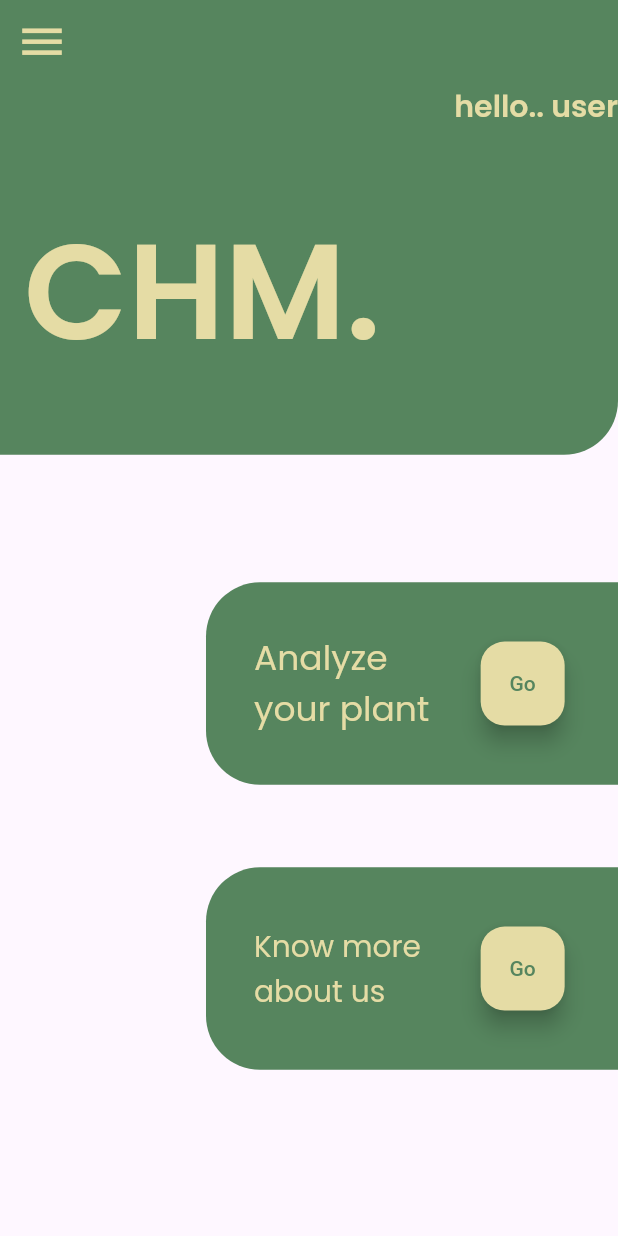
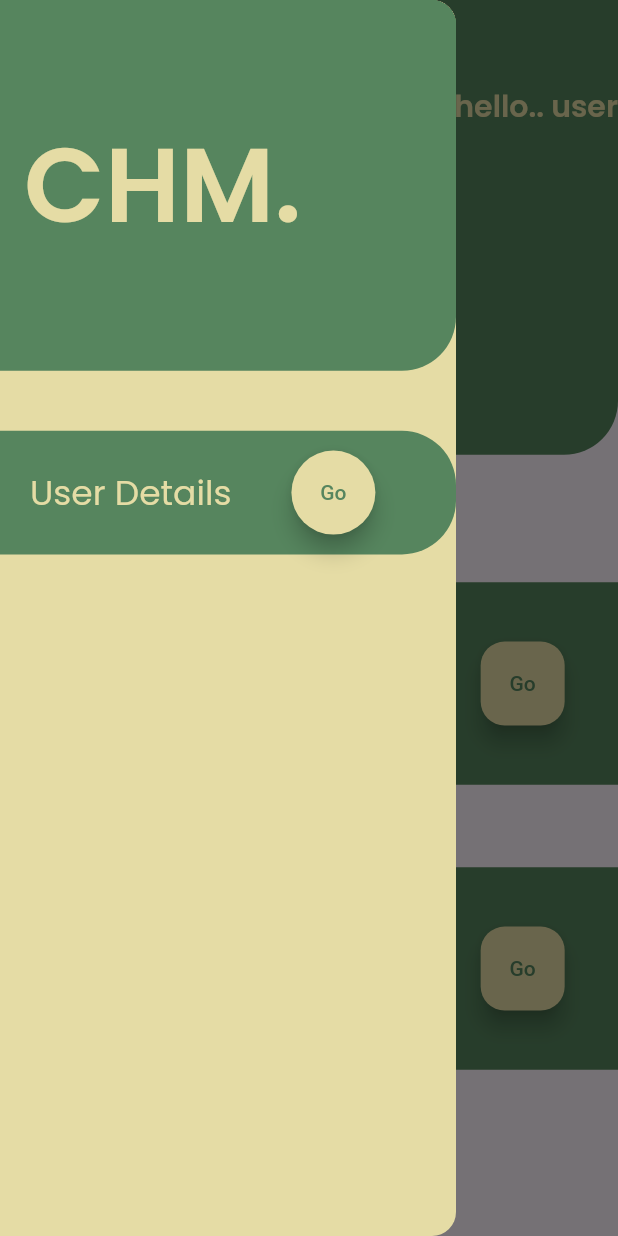
Before and after one commit to HemanthGaddey/Crop-health-monitor-app, a Flutter app: the HomeScreen screen opened by its route, with the side drawer open (before the commit the screen has no drawer), on a phone screen of 412 x 824 dp. Run offline on Flutter 3.47's test engine with Material 2 defaults, Android fonts, the phone set to English and light mode, and no system bars; our stand-ins replace firebase_auth, firebase_core, flutter_svg, go_router, google_fonts, image_picker; missing offline and left inert: firebase_ui_auth; accounts and stored records are empty.

Commit message:
added hamburger menu

```diff
--- a/lib/main.dart
+++ b/lib/main.dart
@@ -75,18 +75,18 @@ final _router = GoRouter(
               ],
             );
           },
-          // routes: [
-          //   GoRoute(
-          //     path: 'forgot-password',
-          //     builder: (context, state) {
-          //       final arguments = state.queryParameters;
-          //       return ForgotPasswordScreen(
-          //         email: arguments['email'],
-          //         headerMaxExtent: 200,
-          //       );
-          //     },
-          //   ),
-          // ],
+          routes: [
+            GoRoute(
+              path: 'forgot-password',
+              builder: (context, state) {
+                final arguments = state.uri.queryParameters;
+                return ForgotPasswordScreen(
+                  email: arguments['email'],
+                  headerMaxExtent: 200,
+                );
+              },
+            ),
+          ],
         ),
         GoRoute(
           path: 'home',
--- a/lib/pages/home_screen.dart
+++ b/lib/pages/home_screen.dart
@@ -1,5 +1,6 @@
 import 'package:flutter/material.dart';
 import 'package:flutter_svg/svg.dart';
+import 'package:go_router/go_router.dart';
 import 'package:google_fonts/google_fonts.dart';
 import './widgets.dart';
 
@@ -11,15 +12,105 @@ class HomeScreen extends StatefulWidget {
 }
 
 class _HomeScreenState extends State<HomeScreen> {
+  final GlobalKey<ScaffoldState> _scaffoldKey = GlobalKey<ScaffoldState>();
   @override
   Widget build(BuildContext context) {
     Size size = MediaQuery.of(context).size;
     return Scaffold(
+      key: _scaffoldKey,
+      drawer: Drawer(
+        backgroundColor: Color.fromARGB(255,229,220,165),
+        child: ListView(
+          children: [
+            Container(
+              height: size.height*0.3,
+              width: double.maxFinite,
+              decoration: const BoxDecoration(
+                      color: Color.fromARGB(255, 86,133,94),
+                      borderRadius: BorderRadius.only(
+                        // bottomLeft: Radius.circular(36),
+                        bottomRight: Radius.circular(36)
+                      )
+              ),
+              child:
+              Expanded(
+                child: Align(
+                  alignment: Alignment.centerLeft,
+                  child: Padding(
+                    padding: EdgeInsets.only(left: 16.0),
+                    child: Text(
+                      'CHM.',
+                      textAlign: TextAlign.left,
+                      style: GoogleFonts.poppins(
+                              fontWeight: FontWeight.w600,
+                              fontSize: 70,
+                              color: Color.fromARGB(255,229,220,165)
+                      )
+                    ),
+                  ),
+                ),
+              ),
+            ),
+            Flexible(
+              child: Container(
+                height: 40,
+              ),
+            ),
+            Container(
+              height: size.height*0.1,
+              decoration: const BoxDecoration(
+                color: Color.fromARGB(255, 86,133,94),
+                borderRadius: BorderRadius.only(
+                  topRight: Radius.circular(36),
+                  bottomRight: Radius.circular(36)
+                )
+              ),
+              child: Row(
+                children: [
+                  Flexible(
+                    flex: 2,
+                    child: Container(
+                      child: Padding(
+                        padding: const EdgeInsets.only(left: 20),
+                        child: Text(
+                          "User Details",
+                          style: GoogleFonts.poppins(
+                                color: Color.fromARGB(255, 229,220,165),
+                                fontSize: 23,
+                                fontWeight: FontWeight.w400
+                              ),
+                        ),
+                      ),
+                    ),
+                  ),
+                  Flexible(
+                    flex: 1,
+                    child: Padding(
+                      padding: const EdgeInsets.only(left: 40),
+                      child: FloatingActionButton(
+                      onPressed: () {
+                        context.push("/profile");
+                      },
+                      backgroundColor: Color.fromARGB(255, 229,220,165),
+                      foregroundColor: Color.fromARGB(255, 86,133,94),
+                      shape: RoundedRectangleBorder(
+                        borderRadius: BorderRadius.circular(90.0), // Adjust the radius as needed
+                      ),
+                      child: Text("Go"),
+                                      ),
+                    ),
+                  )
+                ],
+              ),
+            )
+          ],
+        ),
+      ),
       appBar: AppBar(
         elevation: 0,
         backgroundColor: Color.fromARGB(255, 86,133,94),
         leading: IconButton(
-          onPressed: () {},
+          onPressed: () => _scaffoldKey.currentState?.openDrawer(),
           icon: Icon(Icons.menu, color: Color.fromARGB(255, 229,220,165),size: 35,),
           iconSize: 8,
           color: Color.fromARGB(255, 229,220,165),
```
